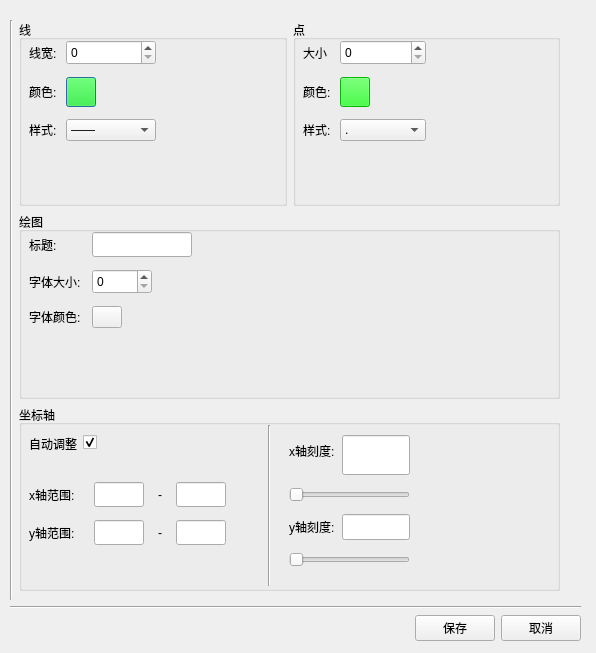
The window that GUI/settings.ui (Quincy756/draw_bezier_CAGD_pratice) describes before a commit, drawn with Qt 5.
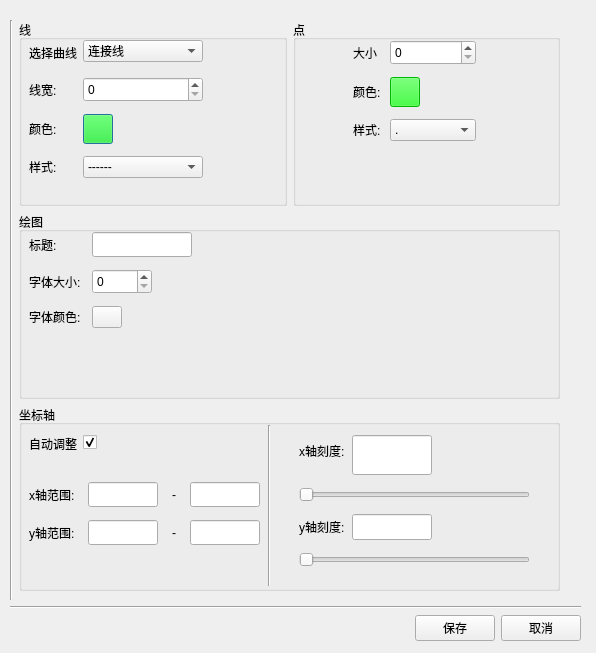
The same window after the commit.

The edit to the form file:
```diff
--- a/GUI/settings.ui
+++ b/GUI/settings.ui
@@ -78,15 +78,15 @@
                  <rect>
                   <x>10</x>
                   <y>20</y>
-                  <width>127</width>
-                  <height>131</height>
+                  <width>174</width>
+                  <height>151</height>
                  </rect>
                 </property>
                 <layout class="QFormLayout" name="formLayout">
                  <property name="verticalSpacing">
                   <number>12</number>
                  </property>
-                 <item row="1" column="0">
+                 <item row="2" column="0">
                   <widget class="QLabel" name="label_5">
                    <property name="minimumSize">
                     <size>
@@ -99,7 +99,7 @@
                    </property>
                   </widget>
                  </item>
-                 <item row="1" column="1">
+                 <item row="2" column="1">
                   <widget class="QSpinBox" name="spinBox_3">
                    <property name="sizePolicy">
                     <sizepolicy hsizetype="Minimum" vsizetype="Fixed">
@@ -115,25 +115,25 @@
                    </property>
                   </widget>
                  </item>
-                 <item row="2" column="0">
+                 <item row="3" column="0">
                   <widget class="QLabel" name="label_4">
                    <property name="text">
                     <string>颜色: </string>
                    </property>
                   </widget>
                  </item>
-                 <item row="3" column="0">
+                 <item row="4" column="0">
                   <widget class="QLabel" name="label_6">
                    <property name="text">
                     <string>样式:</string>
                    </property>
                   </widget>
                  </item>
-                 <item row="3" column="1">
+                 <item row="4" column="1">
                   <widget class="QComboBox" name="comboBox">
                    <item>
                     <property name="text">
-                     <string>——</string>
+                     <string>------</string>
                     </property>
                    </item>
                    <item>
@@ -153,7 +153,7 @@
                    </item>
                   </widget>
                  </item>
-                 <item row="2" column="1">
+                 <item row="3" column="1">
                   <widget class="QPushButton" name="set_lineColor_btn">
                    <property name="minimumSize">
                     <size>
@@ -175,6 +175,33 @@
                    </property>
                   </widget>
                  </item>
+                 <item row="1" column="1">
+                  <widget class="QComboBox" name="comboBox_2">
+                   <item>
+                    <property name="text">
+                     <string>连接线</string>
+                    </property>
+                   </item>
+                   <item>
+                    <property name="text">
+                     <string>贝塞尔曲线</string>
+                    </property>
+                   </item>
+                  </widget>
+                 </item>
+                 <item row="1" column="0">
+                  <widget class="QLabel" name="label_8">
+                   <property name="minimumSize">
+                    <size>
+                     <width>0</width>
+                     <height>25</height>
+                    </size>
+                   </property>
+                   <property name="text">
+                    <string>选择曲线</string>
+                   </property>
+                  </widget>
+                 </item>
                 </layout>
                </widget>
               </widget>
@@ -187,10 +214,10 @@
                <widget class="QWidget" name="formLayoutWidget_3">
                 <property name="geometry">
                  <rect>
-                  <x>10</x>
+                  <x>60</x>
                   <y>20</y>
                   <width>123</width>
-                  <height>131</height>
+                  <height>141</height>
                  </rect>
                 </property>
                 <layout class="QFormLayout" name="formLayout_3">
@@ -446,9 +473,9 @@
                <widget class="QWidget" name="formLayoutWidget_5">
                 <property name="geometry">
                  <rect>
-                  <x>270</x>
+                  <x>280</x>
                   <y>30</y>
-                  <width>121</width>
+                  <width>231</width>
                   <height>132</height>
                  </rect>
                 </property>
@@ -485,7 +512,7 @@
                   </widget>
                  </item>
                  <item row="0" column="1">
-                  <widget class="QLineEdit" name="yLineEdit_2">
+                  <widget class="QLineEdit" name="yLineEdit">
                    <property name="sizePolicy">
                     <sizepolicy hsizetype="Expanding" vsizetype="Expanding">
                      <horstretch>0</horstretch>
@@ -500,7 +527,7 @@
                    </property>
                    <property name="maximumSize">
                     <size>
-                     <width>16777215</width>
+                     <width>80</width>
                      <height>40</height>
                     </size>
                    </property>
@@ -521,7 +548,7 @@
                   </widget>
                  </item>
                  <item row="2" column="1">
-                  <widget class="QLineEdit" name="yLineEdit">
+                  <widget class="QLineEdit" name="yLineEdit_2">
                    <property name="minimumSize">
                     <size>
                      <width>0</width>
@@ -530,7 +557,7 @@
                    </property>
                    <property name="maximumSize">
                     <size>
-                     <width>16777215</width>
+                     <width>80</width>
                      <height>40</height>
                     </size>
                    </property>
@@ -563,7 +590,7 @@
                  <rect>
                   <x>10</x>
                   <y>70</y>
-                  <width>197</width>
+                  <width>231</width>
                   <height>79</height>
                  </rect>
                 </property>
@@ -620,7 +647,7 @@
                    </property>
                    <property name="maximumSize">
                     <size>
-                     <width>50</width>
+                     <width>70</width>
                      <height>16777215</height>
                     </size>
                    </property>
@@ -652,7 +679,7 @@
                    </property>
                    <property name="maximumSize">
                     <size>
-                     <width>50</width>
+                     <width>70</width>
                      <height>16777215</height>
                     </size>
                    </property>
@@ -668,7 +695,7 @@
                    </property>
                    <property name="maximumSize">
                     <size>
-                     <width>50</width>
+                     <width>70</width>
                      <height>16777215</height>
                     </size>
                    </property>
@@ -684,7 +711,7 @@
                    </property>
                    <property name="maximumSize">
                     <size>
-                     <width>50</width>
+                     <width>70</width>
                      <height>16777215</height>
                     </size>
                    </property>
```
Left out of the diff: 49 changed lines with no effect on the pictures.
